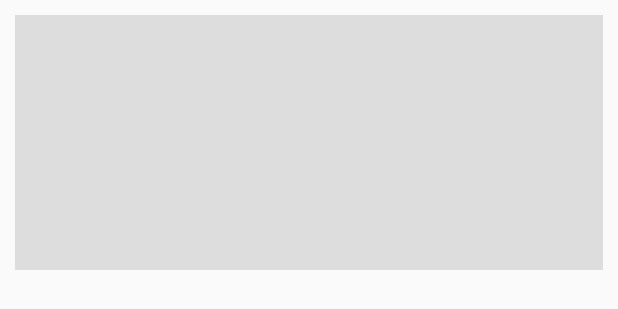
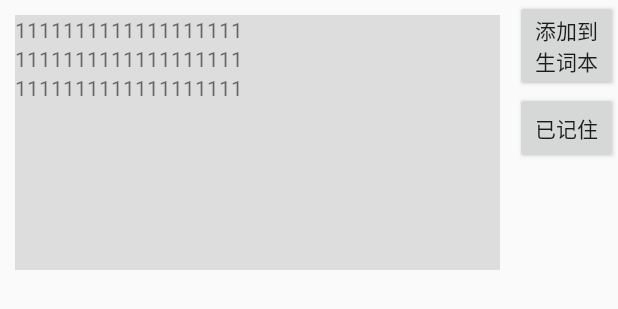
Before and after one commit to PrismK/JapaneseELearn, an Android app: the layout item_recyclerview_studyword.xml on its own in the app's theme, with its tools: preview values and no code run, on a phone screen of 412 x 824 dp. Shown: the top 309 px of the screen. Run offline under Robolectric (Android 15) with nearby library versions, the light colour scheme and no system bars.

Commit message:
更换单词总览样式

```diff
--- a/app/src/main/res/layout/item_flip_front.xml
+++ b/app/src/main/res/layout/item_flip_front.xml
@@ -1,6 +1,5 @@
 <?xml version="1.0" encoding="utf-8"?>
-<LinearLayout
-    xmlns:android="http://schemas.android.com/apk/res/android"
+<LinearLayout xmlns:android="http://schemas.android.com/apk/res/android"
     android:id="@+id/llParent"
     android:layout_width="match_parent"
     android:layout_height="170dp"
@@ -8,6 +7,24 @@
     android:background="@color/gray1"
     android:orientation="vertical">
 
+    <TextView
+        android:id="@+id/tv_chinese"
+        android:layout_width="wrap_content"
+        android:layout_height="wrap_content"
+        android:text="1111111111111111111" />
 
+    <TextView
+        android:layout_width="wrap_content"
+        android:id="@+id/tv_jia"
+
+        android:layout_height="wrap_content"
+        android:text="1111111111111111111" />
+
+    <TextView
+        android:layout_width="wrap_content"
+        android:id="@+id/tv_line"
+
+        android:layout_height="wrap_content"
+        android:text="1111111111111111111" />
 
 </LinearLayout>
--- a/app/src/main/res/layout/item_recyclerview_studyword.xml
+++ b/app/src/main/res/layout/item_recyclerview_studyword.xml
@@ -1,17 +1,42 @@
+<LinearLayout xmlns:android="http://schemas.android.com/apk/res/android"
+    xmlns:app="http://schemas.android.com/apk/res-auto"
+    android:layout_width="match_parent"
+    android:layout_height="wrap_content">
+
     <com.prismk.japaneseelearn.views.EasyFlipView
-    xmlns:android="http://schemas.android.com/apk/res/android"
-    xmlns:app="http://schemas.android.com/apk/res-auto"
+
         android:id="@+id/flipView"
-    android:layout_width="match_parent"
+        android:layout_width="0dp"
         android:layout_height="wrap_content"
+        android:layout_weight="5"
         app:flipDuration="400"
         app:flipEnabled="true"
         app:flipOnTouch="false">
 
         <!-- Back Layout Goes Here -->
-  <include layout="@layout/item_flip_back"/>
+        <include layout="@layout/item_flip_back" />
 
         <!-- Front Layout Goes Here -->
-  <include layout="@layout/item_flip_front"/>
+        <include layout="@layout/item_flip_front" />
 
     </com.prismk.japaneseelearn.views.EasyFlipView>
+
+    <LinearLayout
+        android:layout_width="0dp"
+        android:layout_height="match_parent"
+        android:layout_weight="1"
+        android:orientation="vertical">
+
+        <Button
+            android:id="@+id/btn_add_forget"
+            android:layout_width="match_parent"
+            android:layout_height="wrap_content"
+            android:text="添加到生词本" />
+
+        <Button
+            android:id="@+id/btn_get_it"
+            android:layout_width="match_parent"
+            android:layout_height="wrap_content"
+            android:text="已记住" />
+    </LinearLayout>
+</LinearLayout>
```
Also changed, not shown: app/src/main/java/com/prismk/japaneseelearn/activities/StudyWordActivity.java (+16 -3 lines), app/src/main/java/com/prismk/japaneseelearn/adapters/WordsAdapter.java (+55 -28 lines), app/src/main/res/layout/item_flip_back.xml (+18 -5 lines). Lines whose indentation alone changed are shown as unchanged.
